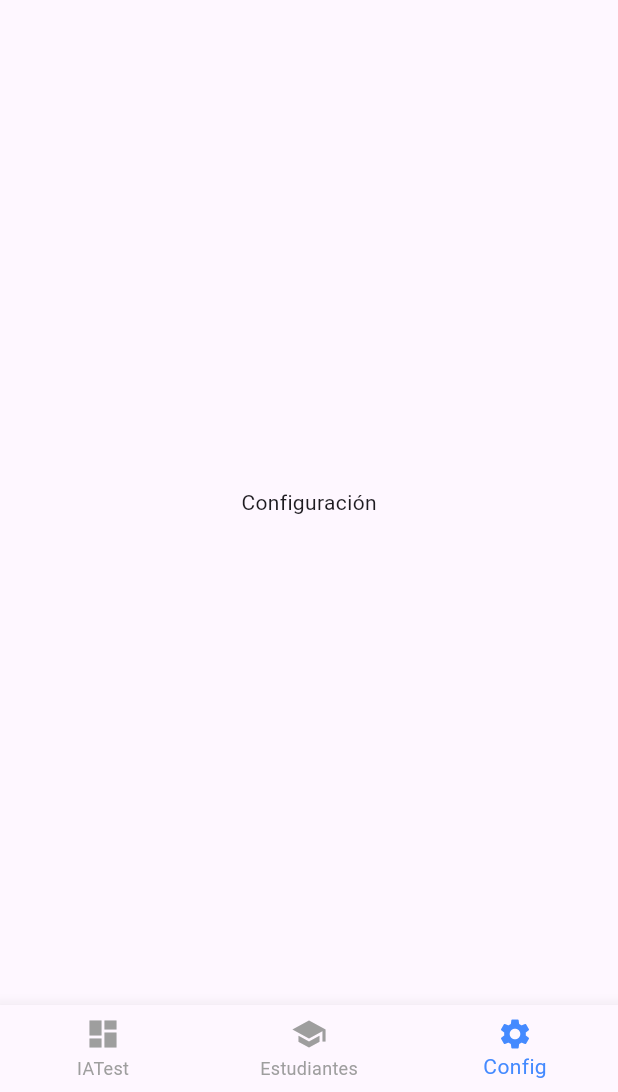
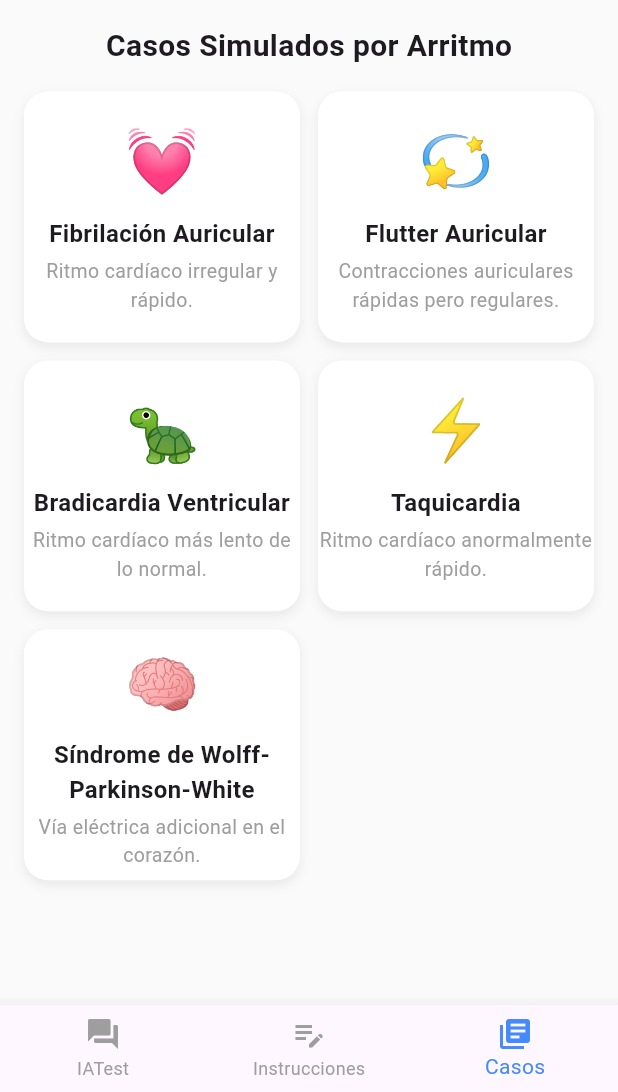
Before and after one commit to sebastianTFRB/ntelligence_companyA, a Flutter app: the ArritmoScreen screen opened by its route, item 3 of the bottom bar chosen, on a phone screen of 412 x 824 dp, the part 144-1236 px from its top. Run offline on Flutter 3.47's test engine with Material 3 defaults, Android fonts, the phone set to English and light mode, and no system bars; our stand-ins replace audioplayers, cloud_firestore, firebase_auth, firebase_core; accounts and stored records are empty.

Commit message:
subo logica nav

```diff
--- /dev/null
+++ b/lib/screens/Arritmo/casos_simulados_screen.dart
@@ -0,0 +1,85 @@
+import 'package:flutter/material.dart';
+
+class CasosSimuladosScreen extends StatelessWidget {
+  const CasosSimuladosScreen({super.key});
+
+  final List<Map<String, String>> casos = const [
+    {"nombre": "Fibrilación Auricular", "descripcion": "Ritmo cardíaco irregular y rápido.", "icono": "💓"},
+    {"nombre": "Flutter Auricular", "descripcion": "Contracciones auriculares rápidas pero regulares.", "icono": "💫"},
+    {"nombre": "Bradicardia Ventricular", "descripcion": "Ritmo cardíaco más lento de lo normal.", "icono": "🐢"},
+    {"nombre": "Taquicardia", "descripcion": "Ritmo cardíaco anormalmente rápido.", "icono": "⚡"},
+    {"nombre": "Síndrome de Wolff-Parkinson-White", "descripcion": "Vía eléctrica adicional en el corazón.", "icono": "🧠"},
+  ];
+
+  @override
+  Widget build(BuildContext context) {
+    return Scaffold(
+      backgroundColor: Colors.grey[50],
+      body: Padding(
+        padding: const EdgeInsets.all(16),
+        child: Column(
+          children: [
+            const Text(
+              "Casos Simulados por Arritmo",
+              style: TextStyle(fontSize: 20, fontWeight: FontWeight.bold),
+            ),
+            const SizedBox(height: 16),
+            Expanded(
+              child: GridView.builder(
+                gridDelegate: const SliverGridDelegateWithFixedCrossAxisCount(
+                  crossAxisCount: 2,
+                  crossAxisSpacing: 12,
+                  mainAxisSpacing: 12,
+                  childAspectRatio: 1.1,
+                ),
+                itemCount: casos.length,
+                itemBuilder: (context, index) {
+                  final caso = casos[index];
+                  return GestureDetector(
+                    onTap: () {
+                      // Aquí luego abriremos detalle o simulación
+                      ScaffoldMessenger.of(context).showSnackBar(
+                        SnackBar(content: Text("Abrir caso: ${caso['nombre']}")),
+                      );
+                    },
+                    child: Container(
+                      decoration: BoxDecoration(
+                        color: Colors.white,
+                        borderRadius: BorderRadius.circular(16),
+                        boxShadow: [
+                          BoxShadow(
+                            color: Colors.grey.withOpacity(0.2),
+                            blurRadius: 6,
+                            offset: const Offset(0, 3),
+                          ),
+                        ],
+                      ),
+                      child: Column(
+                        mainAxisAlignment: MainAxisAlignment.center,
+                        children: [
+                          Text(caso['icono']!, style: const TextStyle(fontSize: 40)),
+                          const SizedBox(height: 8),
+                          Text(
+                            caso['nombre']!,
+                            textAlign: TextAlign.center,
+                            style: const TextStyle(fontWeight: FontWeight.bold, fontSize: 16),
+                          ),
+                          const SizedBox(height: 4),
+                          Text(
+                            caso['descripcion']!,
+                            textAlign: TextAlign.center,
+                            style: const TextStyle(fontSize: 13, color: Colors.grey),
+                          ),
+                        ],
+                      ),
+                    ),
+                  );
+                },
+              ),
+            ),
+          ],
+        ),
+      ),
+    );
+  }
+}
--- a/lib/screens/admin/arritmo_screen.dart
+++ b/lib/screens/admin/arritmo_screen.dart
@@ -1,8 +1,13 @@
 import 'package:flutter/material.dart';
 import '../../widgets/project_selector_appbar.dart';
 import '../../widgets/admin_bottom_nav.dart';
-import '../../services/arritmo_api.dart'; // 👈 servicio para Arritmo
-// import "../../assets/logos/logo_A.jpg"; // 👈 logo de Arritmo
+import '../../services/arritmo_api.dart';
+
+// 🔹 Importamos las nuevas pantallas
+import '../Arritmo/casos_simulados_screen.dart';
+import '../Arritmo/instrucciones_contexto_screen.dart';
+
+
 class ArritmoScreen extends StatefulWidget {
   const ArritmoScreen({super.key});
 
@@ -11,16 +16,10 @@ class ArritmoScreen extends StatefulWidget {
 }
 
 class _ArritmoScreenState extends State<ArritmoScreen> {
-  int _currentIndex = 0;
+  int _currentIndex = 0; // Empieza en la sección de IA
   final TextEditingController _controller = TextEditingController();
   String _respuesta = "";
   bool _cargando = false;
-
-  final List<Widget> _pages = [
-    const Center(child: Text("Dashboard Arritmo")),
-    const Center(child: Text("Estudiantes")),
-    const Center(child: Text("Configuración")),
-  ];
 
   Future<void> _enviarPregunta() async {
     final pregunta = _controller.text.trim();
@@ -42,26 +41,21 @@ class _ArritmoScreenState extends State<ArritmoScreen> {
     }
   }
 
-  @override
-  Widget build(BuildContext context) {
-    return Scaffold(
-      appBar: ProjectSelectorAppBar(
-        title: "Arritmo",
-        backgroundColor: const Color.fromARGB(255, 24, 90, 141),
-        customTitle: Image.asset(
-          'assets/logos/logo_A.png',
-          height: 250,
-        ),
-      ),
-      body: _currentIndex == 0
-          ? Padding(
+  // 🔹 Cada índice del bottom nav corresponde a una pantalla
+  Widget _getSelectedPage() {
+    switch (_currentIndex) {
+      case 0:
+        // 🧠 Página principal de IA
+        return Padding(
           padding: const EdgeInsets.all(16),
           child: Column(
             children: [
               Expanded(
                 child: SingleChildScrollView(
                   child: Text(
-                        _respuesta.isEmpty ? "Haz una pregunta a Arritmo 👇" : _respuesta,
+                    _respuesta.isEmpty
+                        ? "Haz una pregunta a Arritmo 👇"
+                        : _respuesta,
                     style: const TextStyle(fontSize: 16),
                   ),
                 ),
@@ -86,13 +80,38 @@ class _ArritmoScreenState extends State<ArritmoScreen> {
               if (_cargando) const LinearProgressIndicator(),
             ],
           ),
-            )
-          : _pages[_currentIndex],
+        );
+
+      case 1:
+        // 🧩 CRUD de instrucciones
+        return const InstruccionesContextoScreen();
+
+      case 2:
+        //  Casos simulados
+        return const CasosSimuladosScreen();
+
+      default:
+        return const Center(child: Text("Sección desconocida"));
+    }
+  }
+
+  @override
+  Widget build(BuildContext context) {
+    return Scaffold(
+      appBar: ProjectSelectorAppBar(
+        title: "Arritmo",
+        backgroundColor: const Color.fromARGB(255, 24, 90, 141),
+        customTitle: Image.asset(
+          'assets/logos/logo_A.png',
+          height: 250,
+        ),
+      ),
+      body: _getSelectedPage(),
       bottomNavigationBar: AdminBottomNav(
         items: const [
-          BottomNavigationBarItem(icon: Icon(Icons.dashboard), label: "IATest"),
-          BottomNavigationBarItem(icon: Icon(Icons.school), label: "Estudiantes"),
-          BottomNavigationBarItem(icon: Icon(Icons.settings), label: "Config"),
+          BottomNavigationBarItem(icon: Icon(Icons.question_answer), label: "IATest"),
+          BottomNavigationBarItem(icon: Icon(Icons.edit_note), label: "Instrucciones"),
+          BottomNavigationBarItem(icon: Icon(Icons.library_books), label: "Casos"),
         ],
         currentIndex: _currentIndex,
         onTap: (index) => setState(() => _currentIndex = index),
```
Also changed, not shown: lib/screens/Arritmo/instrucciones_contexto_screen.dart (added, +129 -0 lines). Lines whose indentation alone changed are shown as unchanged.
